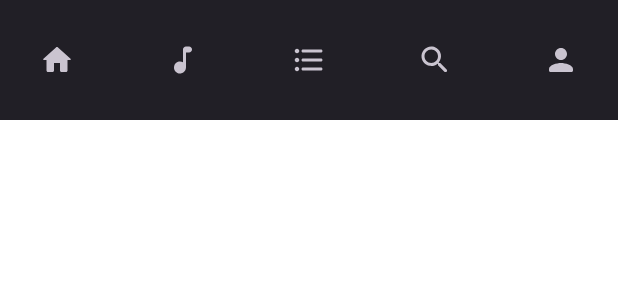
After one commit to juniqu-e/WhistleHub, an Android app built with Jetpack Compose: the @Preview function Navigation, on a phone screen of 412 x 824 dp. The commit adds this screen. Shown: the top 300 px of the screen. Run offline under Robolectric (Android 15) with nearby library versions, the light colour scheme and no system bars; Roboto replaces fonts that are not available here.

Commit message:
ìconfig: 네ì네비게navigation component

```diff
--- a/frontend/app/src/main/java/com/whistlehub/MainActivity.kt
+++ b/frontend/app/src/main/java/com/whistlehub/MainActivity.kt
@@ -12,6 +12,7 @@ import androidx.compose.material3.Scaffold
 import androidx.compose.runtime.Composable
 import androidx.compose.ui.Modifier
 import androidx.compose.ui.tooling.preview.Preview
+import com.whistlehub.common.view.copmonent.Navigation
 import com.whistlehub.common.view.theme.WhistleHubTheme
 import com.whistlehub.common.view.typography.Pretendard
 
@@ -35,10 +36,13 @@ class MainActivity : ComponentActivity() {
                 Scaffold(
                     modifier = Modifier
                         .fillMaxSize()
-                        .systemBarsPadding()
+                        .systemBarsPadding(),
+                    bottomBar = {
+                        Navigation()
+                    }
                 ) { innerPadding ->
                     Greeting(
-                        name = "Android",
+                        name = "WhistleHub 휘슬허브",
                         modifier = Modifier.padding(innerPadding)
                     )
                 }
@@ -63,7 +67,7 @@ fun Greeting(name: String, modifier: Modifier = Modifier) {
     val pretendard = Pretendard()
 
     pretendard.TitleLarge(
-        text = "휘슬허브",
+        text = name,
         modifier = Modifier
     )
 
--- /dev/null
+++ b/frontend/app/src/main/java/com/whistlehub/common/view/copmonent/Navigation.kt
@@ -0,0 +1,57 @@
+package com.whistlehub.common.view.copmonent
+
+import androidx.compose.foundation.background
+import androidx.compose.foundation.layout.fillMaxWidth
+import androidx.compose.material.icons.Icons
+import androidx.compose.material.icons.automirrored.rounded.FormatListBulleted
+import androidx.compose.material.icons.rounded.Home
+import androidx.compose.material.icons.rounded.MusicNote
+import androidx.compose.material.icons.rounded.Person
+import androidx.compose.material.icons.rounded.Search
+import androidx.compose.material3.Icon
+import androidx.compose.material3.NavigationBar
+import androidx.compose.material3.NavigationBarItem
+import androidx.compose.runtime.Composable
+import androidx.compose.ui.Modifier
+import androidx.compose.ui.tooling.preview.Preview
+import com.whistlehub.common.view.theme.CustomColors
+import com.whistlehub.common.view.theme.WhistleHubTheme
+
+@Preview(showBackground = true)
+@Composable
+fun Navigation() {
+    WhistleHubTheme {
+        NavigationBar(modifier = Modifier.fillMaxWidth().background(CustomColors().Grey700)) {
+            NavigationBarItem(false, onClick = {}, icon = {
+                Icon(
+                    Icons.Rounded.Home,
+                    contentDescription = "홈"
+                )
+            })
+            NavigationBarItem(false, onClick = {}, icon = {
+                Icon(
+                    Icons.Rounded.MusicNote,
+                    contentDescription = "워크스테이션"
+                )
+            })
+            NavigationBarItem(false, onClick = {}, icon = {
+                Icon(
+                    Icons.AutoMirrored.Rounded.FormatListBulleted,
+                    contentDescription = "플레이리스트"
+                )
+            })
+            NavigationBarItem(false, onClick = {}, icon = {
+                Icon(
+                    Icons.Rounded.Search,
+                    contentDescription = "검색"
+                )
+            })
+            NavigationBarItem(false, onClick = {}, icon = {
+                Icon(
+                    Icons.Rounded.Person,
+                    contentDescription = "마이페이지"
+                )
+            })
+        }
+    }
+}
--- a/frontend/app/src/main/java/com/whistlehub/common/view/theme/Theme.kt
+++ b/frontend/app/src/main/java/com/whistlehub/common/view/theme/Theme.kt
@@ -8,6 +8,7 @@ import androidx.compose.material3.dynamicDarkColorScheme
 import androidx.compose.material3.dynamicLightColorScheme
 import androidx.compose.material3.lightColorScheme
 import androidx.compose.runtime.Composable
+import androidx.compose.ui.graphics.Color
 import androidx.compose.ui.platform.LocalContext
 
 private val DarkColorScheme = darkColorScheme(
```
